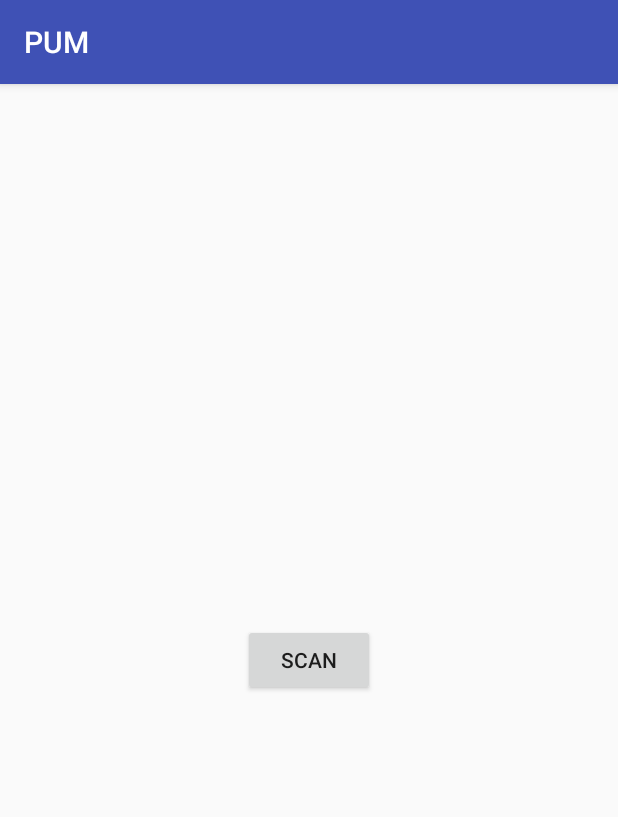
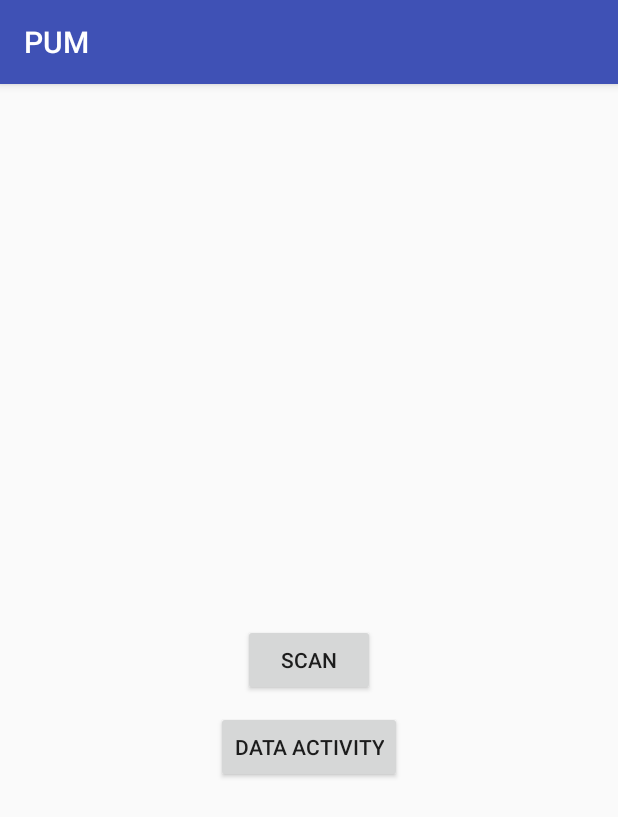
Before and after one commit to BartoszNowak/Team-Android, an Android app: the screen it shows after launch (QRCodeActivity), on a phone screen of 412 x 824 dp. Shown: the top 817 px of the screen. Run offline under Robolectric (Android 15) with nearby library versions, the phone set to English and light mode, and no system bars; libraries missing offline, so code that uses them is left out: com.google.zxing.integration.

Commit message:
added devices data activity

```diff
--- a/app/build.gradle
+++ b/app/build.gradle
@@ -24,6 +24,7 @@ dependencies {
     implementation 'com.android.support.constraint:constraint-layout:1.1.0'
     implementation 'com.google.zxing:core:3.2.1'
     implementation 'com.journeyapps:zxing-android-embedded:3.2.0@aar'
+    implementation 'com.android.volley:volley:1.0.0'
     testImplementation 'junit:junit:4.12'
     androidTestImplementation 'com.android.support.test:runner:1.0.1'
     androidTestImplementation 'com.android.support.test.espresso:espresso-core:3.0.1'
--- a/app/src/main/AndroidManifest.xml
+++ b/app/src/main/AndroidManifest.xml
@@ -2,6 +2,7 @@
 <manifest xmlns:android="http://schemas.android.com/apk/res/android"
     package="pl.zgora.uz.pum">
 
+    <uses-permission android:name="android.permission.INTERNET" />
     <application
         android:allowBackup="true"
         android:icon="@mipmap/ic_launcher"
@@ -12,9 +13,11 @@
         <activity android:name=".QRCodeActivity">
             <intent-filter>
                 <action android:name="android.intent.action.MAIN" />
+
                 <category android:name="android.intent.category.LAUNCHER" />
             </intent-filter>
         </activity>
+        <activity android:name=".DevicesDataActivity"></activity>
     </application>
 
 </manifest>
--- a/app/src/main/java/pl/zgora/uz/pum/QRCodeActivity.java
+++ b/app/src/main/java/pl/zgora/uz/pum/QRCodeActivity.java
@@ -12,7 +12,7 @@ import com.google.zxing.integration.android.IntentIntegrator;
 import com.google.zxing.integration.android.IntentResult;
 
 public class QRCodeActivity extends AppCompatActivity {
-    private Button scanButton;
+    private Button scanButton, dataActivityButton;
 
     @Override
     protected void onCreate(Bundle savedInstanceState) {
@@ -32,6 +32,14 @@ public class QRCodeActivity extends AppCompatActivity {
                 integrator.initiateScan();
             }
         });
+        dataActivityButton = (Button) findViewById(R.id.data_activity_button);
+        dataActivityButton.setOnClickListener(new View.OnClickListener() {
+            @Override
+            public void onClick(View view) {
+                Intent intent = new Intent(QRCodeActivity.this, DevicesDataActivity.class);
+                startActivity(intent);
+            }
+        });
     }
 
     @Override
--- a/app/src/main/res/layout/activity_qrcode.xml
+++ b/app/src/main/res/layout/activity_qrcode.xml
@@ -13,5 +13,14 @@
         android:layout_centerHorizontal="true"
         android:layout_centerVertical="true"
         android:text="@string/scan_button" />
+    <Button
+        android:id="@+id/data_activity_button"
+        android:layout_below="@+id/scan_button"
+        android:layout_marginTop="10sp"
+        android:layout_width="wrap_content"
+        android:layout_height="wrap_content"
+        android:layout_centerHorizontal="true"
+        android:layout_centerVertical="true"
+        android:text="data activity" />
 
 </RelativeLayout>
```
Also changed, not shown: app/src/main/java/pl/zgora/uz/pum/DevicesDataActivity.java (added, +70 -0 lines), app/src/main/res/layout/activity_devices_data.xml (added, +47 -0 lines), 1 other file.
